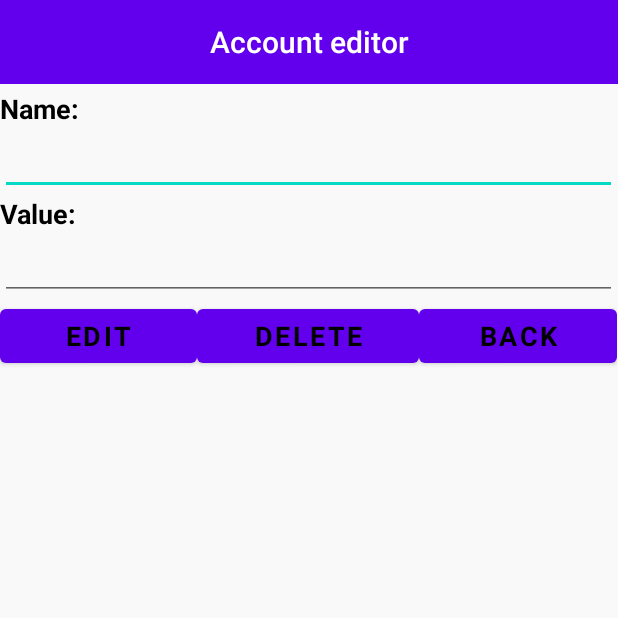
After one commit to Peachy02/MoneyWzrd, an Android app: the AccountData screen opened directly, with no data from a screen before it, on a phone screen of 412 x 824 dp, the top half of it. The commit adds this screen. Run offline under Robolectric (Android 15) with nearby library versions, the phone set to English and light mode, and no system bars; Roboto replaces fonts that are not available here.

Commit message:
Accounts page fully working with edit button opening edit activity

```diff
--- a/moneywzrd/src/main/AndroidManifest.xml
+++ b/moneywzrd/src/main/AndroidManifest.xml
@@ -10,7 +10,8 @@
         android:roundIcon="@mipmap/ic_launcher_round"
         android:supportsRtl="true"
         android:theme="@style/Theme.MoneyWzrd">
-        <activity android:name=".investments.Addstock"></activity>
+        <activity android:name=".accounts.AccountData"></activity>
+        <activity android:name=".investments.Addstock" />
         <activity android:name=".investments.Stock_edit" />
         <activity android:name=".RegisterUser" />
         <activity android:name=".MainActivity" />
--- /dev/null
+++ b/moneywzrd/src/main/java/ispy/corp/moneywzrd/accounts/AccountData.java
@@ -0,0 +1,95 @@
+package ispy.corp.moneywzrd.accounts;
+
+import androidx.appcompat.app.AlertDialog;
+import androidx.appcompat.app.AppCompatActivity;
+import androidx.appcompat.widget.Toolbar;
+
+import android.content.DialogInterface;
+import android.content.Intent;
+import android.os.Bundle;
+import android.view.View;
+import android.widget.Button;
+import android.widget.EditText;
+import android.widget.TextView;
+
+import ispy.corp.moneywzrd.MainActivity;
+import ispy.corp.moneywzrd.R;
+import ispy.corp.moneywzrd.accounts.DAO.DAO;
+import ispy.corp.moneywzrd.accounts.objects.Account;
+
+public class AccountData extends AppCompatActivity {
+    TextView nameet,valueet;
+    String whichAccount;
+    Button editbtn, deletebtn, backbtn;
+
+    @Override
+    protected void onCreate(Bundle savedInstanceState) {
+        super.onCreate(savedInstanceState);
+        setContentView(R.layout.activity_account_data);
+        Toolbar toolbar = (Toolbar) findViewById(R.id.toolbar);
+        getDelegate().setSupportActionBar(toolbar);
+        getDelegate().getSupportActionBar().setDisplayShowTitleEnabled(false);
+        TextView mTitle = (TextView) toolbar.findViewById(R.id.toolbar_title);
+        //Values
+        nameet = findViewById(R.id.received_name);
+        valueet = findViewById(R.id.received_value);
+        //Buttons
+        editbtn = findViewById(R.id.editbtn);
+        deletebtn = findViewById(R.id.deletebtn);
+        backbtn = findViewById(R.id.backbtn);
+
+        Intent intent = getIntent();
+        //get which account was clicked
+        whichAccount = intent.getStringExtra("name");
+
+        nameet.setText(intent.getStringExtra("name"));
+        valueet.setText(intent.getStringExtra("value"));
+
+        backbtn.setOnClickListener(new View.OnClickListener() {
+            @Override
+            public void onClick(View view) {
+                finish();
+            }
+        });
+
+        editbtn.setOnClickListener(new View.OnClickListener() {
+            @Override
+            public void onClick(View view) {
+                editAccount();
+            }
+        });
+        deletebtn.setOnClickListener(new View.OnClickListener() {
+            @Override
+            public void onClick(View view) {
+
+                AlertDialog.Builder confirmdel = new AlertDialog.Builder(AccountData.this);
+                confirmdel.setTitle("Warning!");
+                confirmdel.setMessage("Are you sure you want to delete " + whichAccount + "?");
+                confirmdel.setCancelable(false);
+                confirmdel.setPositiveButton("Yes", new DialogInterface.OnClickListener() {
+                    @Override
+                    public void onClick(DialogInterface dialogInterface, int i) {
+                        deleteAccount();
+                    }
+                });
+                confirmdel.setNegativeButton("No", null);
+                confirmdel.create().show();
+
+            }
+        });
+    }
+    private void editAccount() {
+        DAO dao = new DAO(getApplicationContext());
+        Account accountedit = new Account();
+        accountedit.setName(nameet.getText().toString());
+        accountedit.setValue(Integer.valueOf(valueet.getText().toString()));
+        dao.insertAccount(accountedit, whichAccount);
+        dao.close();
+        finish();
+    }
+    private void deleteAccount() {
+        DAO dao = new DAO(getApplicationContext());
+        dao.deleteAccount(whichAccount);
+        finish();
+    }
+}
--- /dev/null
+++ b/moneywzrd/src/main/res/layout/activity_account_data.xml
@@ -0,0 +1,133 @@
+<?xml version="1.0" encoding="utf-8"?>
+<androidx.constraintlayout.widget.ConstraintLayout xmlns:android="http://schemas.android.com/apk/res/android"
+    xmlns:app="http://schemas.android.com/apk/res-auto"
+    xmlns:tools="http://schemas.android.com/tools"
+    android:layout_width="match_parent"
+    android:layout_height="match_parent"
+    tools:context=".accounts.AccountData"
+    android:background="@color/BackgroundPages">
+
+    <androidx.appcompat.widget.Toolbar
+        android:id="@+id/toolbar"
+        android:layout_width="match_parent"
+        android:layout_height="wrap_content"
+        android:background="?attr/colorPrimary"
+        android:minHeight="?attr/actionBarSize"
+        android:theme="?attr/actionBarTheme"
+        app:titleTextAppearance="@style/Toolbar.TitleText"
+        app:layout_constraintEnd_toEndOf="parent"
+        app:layout_constraintStart_toStartOf="parent"
+        app:layout_constraintTop_toTopOf="parent" >
+        <TextView
+            android:id="@+id/toolbar_title"
+            android:layout_width="wrap_content"
+            android:layout_height="wrap_content"
+            android:text="@string/ToolbareditAcc"
+            android:textColor="@android:color/white"
+            style="@style/TextAppearance.AppCompat.Widget.ActionBar.Title"
+            android:layout_gravity="center"
+            />
+    </androidx.appcompat.widget.Toolbar>
+
+    <LinearLayout
+        android:layout_width="411dp"
+        android:layout_height="675dp"
+        android:layout_marginTop="4dp"
+        android:orientation="vertical"
+        app:layout_constraintEnd_toEndOf="parent"
+        app:layout_constraintHorizontal_bias="0.0"
+        app:layout_constraintStart_toStartOf="parent"
+        app:layout_constraintTop_toBottomOf="@+id/toolbar">
+
+        <LinearLayout
+            android:layout_width="match_parent"
+            android:layout_height="wrap_content"
+            android:orientation="vertical">
+
+            <TextView
+                android:id="@+id/textView5"
+                android:layout_width="match_parent"
+                android:layout_height="wrap_content"
+                android:fontFamily="sans-serif"
+                android:text="@string/name"
+                android:textColor="@color/black"
+                android:textSize="18sp"
+                android:textStyle="bold" />
+
+            <EditText
+                android:id="@+id/received_name"
+                android:layout_width="match_parent"
+                android:layout_height="wrap_content"
+                android:ems="10"
+                android:fontFamily="sans-serif"
+                android:inputType="textPersonName"
+                android:text="Name"
+                android:textColor="@color/black"
+                android:textSize="18sp"
+                android:textStyle="bold" />
+
+            <TextView
+                android:id="@+id/textView6"
+                android:layout_width="match_parent"
+                android:layout_height="wrap_content"
+                android:fontFamily="sans-serif"
+                android:text="@string/value"
+                android:textColor="@color/black"
+                android:textSize="18sp"
+                android:textStyle="bold" />
+
+            <EditText
+                android:id="@+id/received_value"
+                android:layout_width="match_parent"
+                android:layout_height="wrap_content"
+                android:ems="10"
+                android:fontFamily="sans-serif"
+                android:inputType="textPersonName"
+                android:text="Name"
+                android:textColor="@color/black"
+                android:textSize="18sp"
+                android:textStyle="bold" />
+        </LinearLayout>
+
+        <LinearLayout
+            android:layout_width="match_parent"
+            android:layout_height="match_parent"
+            android:orientation="horizontal">
+
+            <Button
+                android:id="@+id/editbtn"
+                android:layout_width="wrap_content"
+                android:layout_height="wrap_content"
+                android:layout_weight="1"
+                android:fontFamily="sans-serif"
+                android:text="Edit"
+                android:textColor="@color/black"
+                android:textSize="18sp"
+                android:textStyle="bold" />
+
+            <Button
+                android:id="@+id/deletebtn"
+                android:layout_width="wrap_content"
+                android:layout_height="wrap_content"
+                android:layout_weight="1"
+                android:fontFamily="sans-serif"
+                android:text="Delete"
+                android:textColor="@color/black"
+                android:textSize="18sp"
+                android:textStyle="bold" />
+
+            <Button
+                android:id="@+id/backbtn"
+                android:layout_width="wrap_content"
+                android:layout_height="wrap_content"
+                android:layout_weight="1"
+                android:fontFamily="sans-serif"
+                android:text="Back"
+                android:textColor="@color/black"
+                android:textSize="18sp"
+                android:textStyle="bold" />
+        </LinearLayout>
+
+    </LinearLayout>
+
+</androidx.constraintlayout.widget.ConstraintLayout>
--- a/moneywzrd/src/main/res/layout/rv_items.xml
+++ b/moneywzrd/src/main/res/layout/rv_items.xml
@@ -21,7 +21,7 @@
             android:layout_height="33dp"
             android:background="@color/colorPrimary"
             android:fontFamily="sans-serif"
-            android:textColor="#FFFFFF"
+            android:textColor="@color/white"
             android:textSize="18sp"
             android:textStyle="bold"
             app:layout_constraintStart_toStartOf="parent"
@@ -31,6 +31,10 @@
             android:id="@+id/Account"
             android:layout_width="wrap_content"
             android:layout_height="wrap_content"
+            android:fontFamily="sans-serif"
+            android:textColor="@color/black"
+            android:textSize="18sp"
+            android:textStyle="bold"
             android:layout_marginTop="48dp"
             android:layout_marginEnd="4dp"
             app:layout_constraintEnd_toEndOf="parent"
--- a/moneywzrd/src/main/res/values/strings.xml
+++ b/moneywzrd/src/main/res/values/strings.xml
@@ -56,6 +56,9 @@
     <string name="usr_regis">User has been registered</string>
     <string name="fail_regis">Failed to register! Try Again!</string>
     <string name="name_required">Full name is required!</string>
+    <string name="ToolbareditAcc">Account editor</string>
+    <string name="value">Value:</string>
+    <string name="name">Name:</string>
 
 
 </resources>
```
Also changed, not shown: moneywzrd/src/main/java/ispy/corp/moneywzrd/accounts/Accounts_fragment.java (+16 -10 lines), moneywzrd/src/main/java/ispy/corp/moneywzrd/accounts/DAO/DAO.java (+18 -5 lines), moneywzrd/src/main/java/ispy/corp/moneywzrd/accounts/adapter/RecyclerViewAdapter.java (+8 -6 lines).
